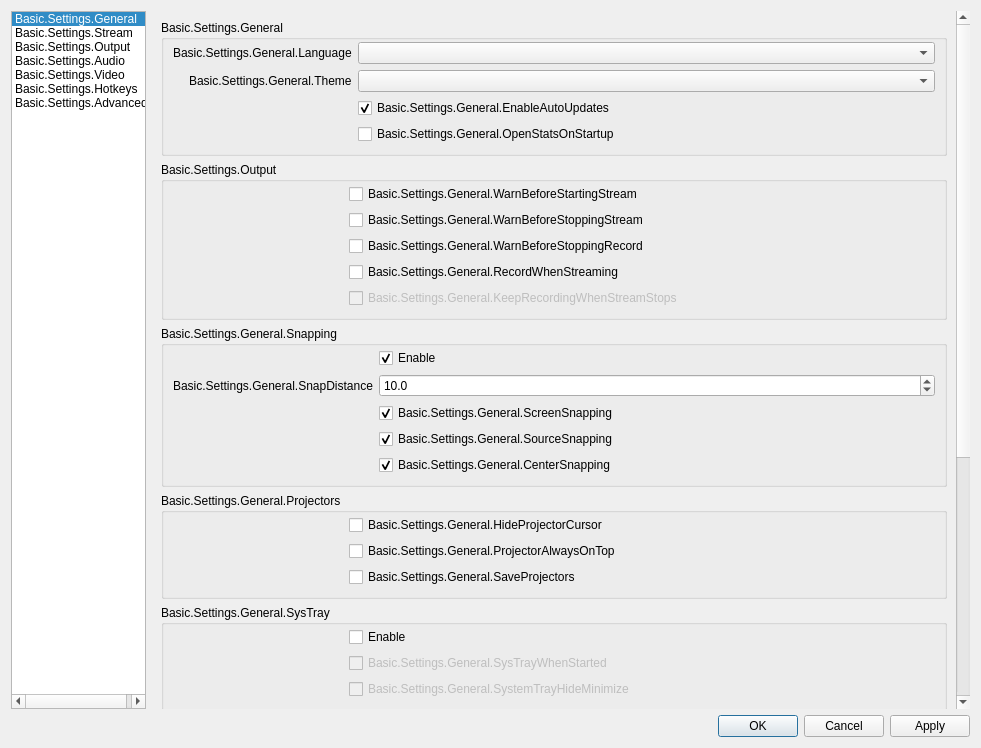
The window that vendor_skins/Evercast/UI/forms/OBSBasicSettings.ui (CoSMoSoftware/OBS-studio-webrtc) describes before a commit, drawn with Qt 5.
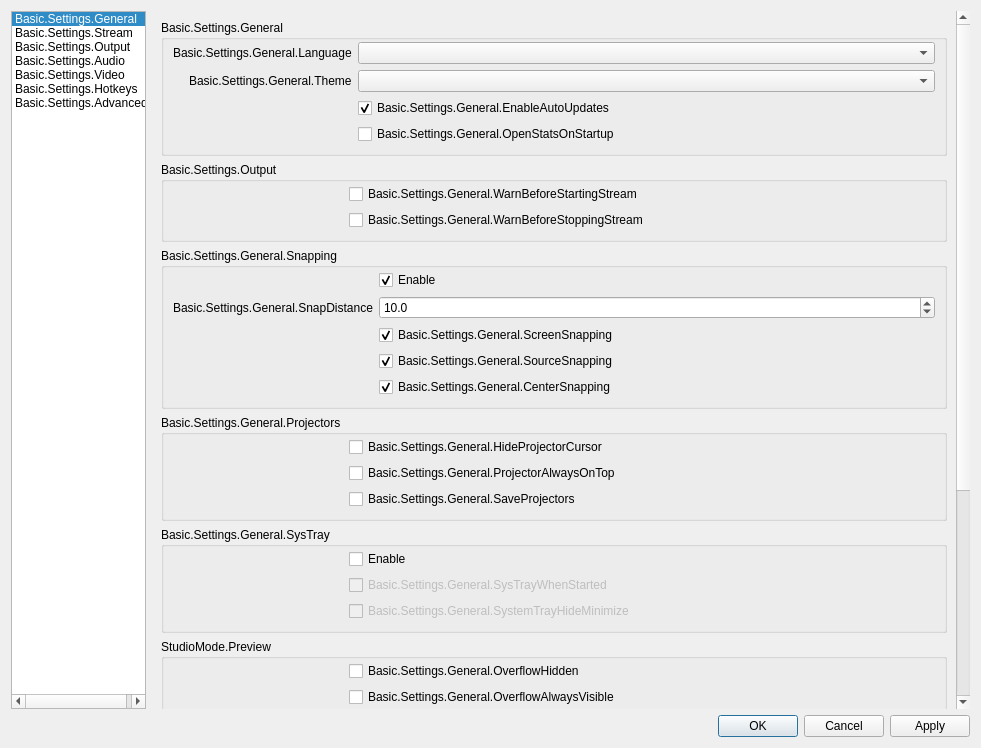
The same window after the commit. Icons and pictures are not drawn.

Commit message: #165 Settings/General Remove check boxes for recording

```diff
--- a/vendor_skins/Evercast/UI/forms/OBSBasicSettings.ui
+++ b/vendor_skins/Evercast/UI/forms/OBSBasicSettings.ui
@@ -290,30 +290,6 @@
                      </property>
                     </widget>
                    </item>
-                   <item row="2" column="1">
-                    <widget class="QCheckBox" name="warnBeforeRecordStop">
-                     <property name="text">
-                      <string>Basic.Settings.General.WarnBeforeStoppingRecord</string>
-                     </property>
-                    </widget>
-                   </item>
-                   <item row="3" column="1">
-                    <widget class="QCheckBox" name="recordWhenStreaming">
-                     <property name="text">
-                      <string>Basic.Settings.General.RecordWhenStreaming</string>
-                     </property>
-                    </widget>
-                   </item>
-                   <item row="4" column="1">
-                    <widget class="QCheckBox" name="keepRecordStreamStops">
-                     <property name="enabled">
-                      <bool>false</bool>
-                     </property>
-                     <property name="text">
-                      <string>Basic.Settings.General.KeepRecordingWhenStreamStops</string>
-                     </property>
-                    </widget>
-                   </item>
                   </layout>
                  </widget>
                 </item>
```
Left out of the diff: 9 changed lines with no effect on the pictures. The commit also changes 1 other file.
